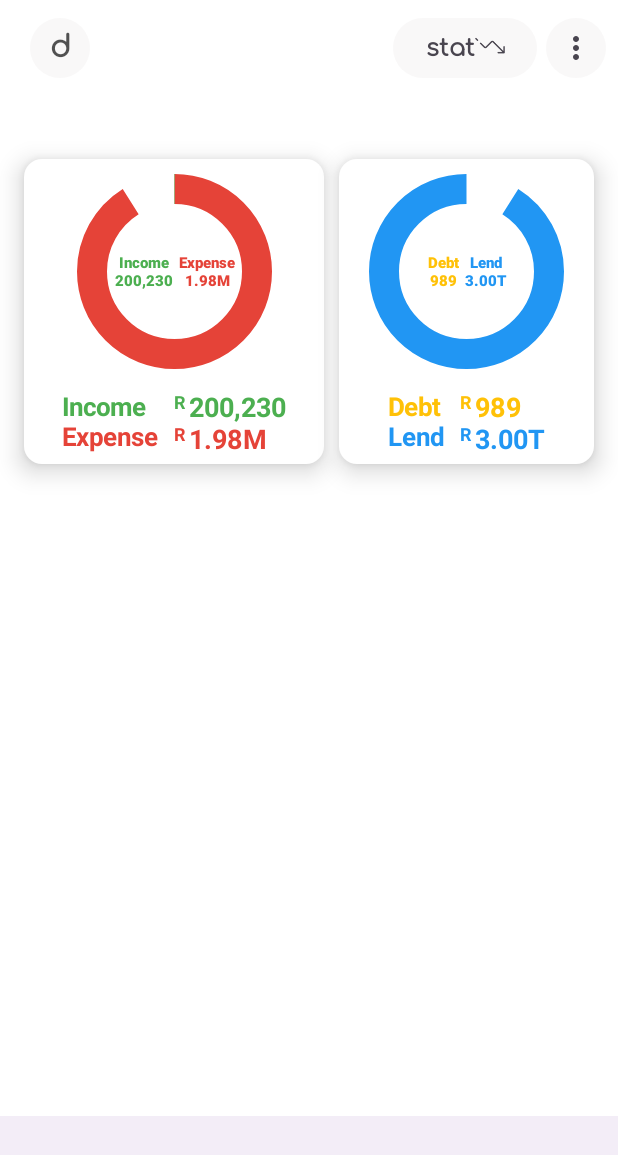
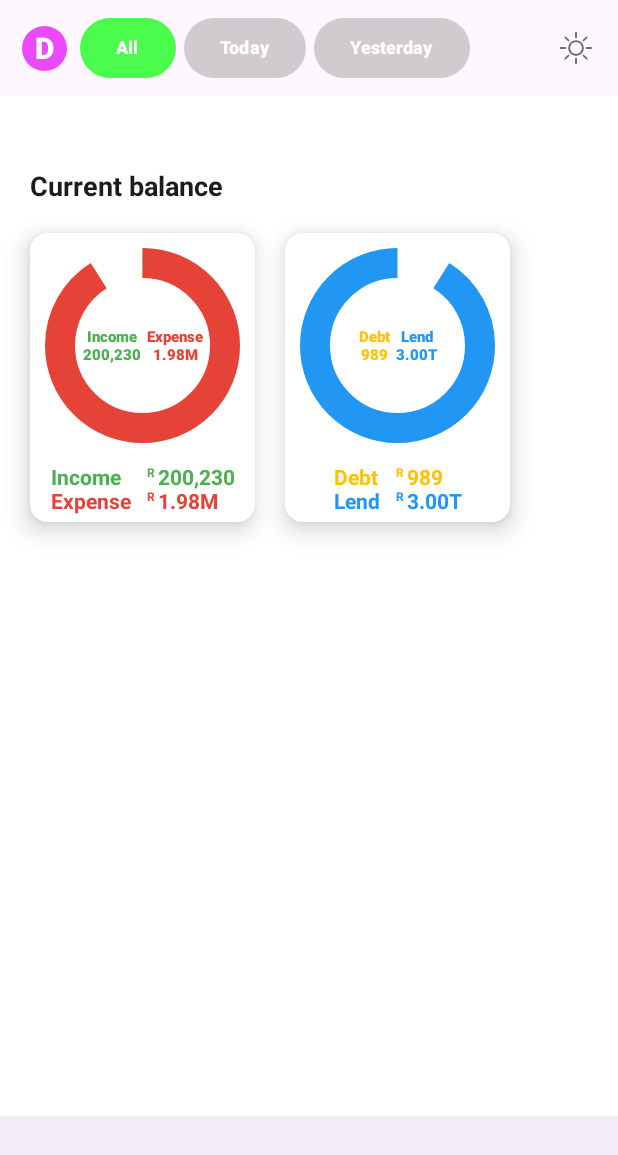
Before and after one commit to denis-spe/Money-Usage, an Android app built with Jetpack Compose: the @Preview function LandPagePreview, on a phone screen of 412 x 824 dp. Shown: the top 1155 px of the screen. Run offline under Robolectric (Android 15) with nearby library versions, the phone set to English and light mode, and no system bars.

Commit message:
Updated the topAppBar

```diff
--- /dev/null
+++ b/app/src/main/java/com/example/moneyusage/components/ColorScheme.kt
@@ -0,0 +1,24 @@
+package com.example.moneyusage.components
+
+import androidx.compose.runtime.Composable
+import androidx.compose.ui.graphics.Color
+
+@Composable
+fun ColorScheme(isDarkTheme: Boolean): List<Color> {
+    val lightColors = listOf(
+        Color(0xFF6200EE), // Primary
+        Color(0xFFFFFFFF), // Background
+        Color(0xFF000000)  // Text color
+        // ... other light colors
+    )
+
+    val darkColors = listOf(
+        Color(0xFFBB86FC), // Primary
+        Color(0xFF121212), // Background
+        Color(0xFFFFFFFF)  // Text color
+        // ... other dark colors
+    )
+
+    val colors = if (isDarkTheme) darkColors else lightColors
+    return colors
+}
--- a/app/src/main/java/com/example/moneyusage/components/CurrentBalanceCard.kt
+++ b/app/src/main/java/com/example/moneyusage/components/CurrentBalanceCard.kt
@@ -76,7 +76,7 @@ fun CurrentBalanceCard(
                                 text = it.label,
                                 fontWeight = FontWeight.Bold,
                                 color = it.color,
-                                fontSize = 17.sp
+                                fontSize = 14.sp
                             )
                         }
                     }
@@ -110,14 +110,14 @@ fun StyleMoneyFormat(currencySymbol: String, formattedMoney: String, color: Colo
             text = "$currencySymbol ",
             fontWeight = FontWeight.Bold,
             color = color,
-            fontSize = 12.sp
+            fontSize = 8.sp
         )
 
         Text(
             text = formattedMoney.limitMoneyDigits(limitMillonAndHundred = true),
             fontWeight = FontWeight.Bold,
             color = color,
-            fontSize = 18.sp
+            fontSize = 14.sp
         )
     }
 }
--- a/app/src/main/java/com/example/moneyusage/pages/landingPage/LandingPage.kt
+++ b/app/src/main/java/com/example/moneyusage/pages/landingPage/LandingPage.kt
@@ -4,35 +4,54 @@ import android.annotation.SuppressLint
 import android.os.Build
 import androidx.annotation.RequiresApi
 import androidx.compose.foundation.background
+import androidx.compose.foundation.isSystemInDarkTheme
 import androidx.compose.foundation.layout.Arrangement
+import androidx.compose.foundation.layout.Box
+import androidx.compose.foundation.layout.BoxWithConstraints
 import androidx.compose.foundation.layout.Column
+import androidx.compose.foundation.layout.IntrinsicSize
+import androidx.compose.foundation.layout.PaddingValues
 import androidx.compose.foundation.layout.Row
 import androidx.compose.foundation.layout.Spacer
 import androidx.compose.foundation.layout.fillMaxSize
+import androidx.compose.foundation.layout.fillMaxWidth
+import androidx.compose.foundation.layout.height
 import androidx.compose.foundation.layout.padding
 import androidx.compose.foundation.layout.size
 import androidx.compose.foundation.layout.width
 import androidx.compose.foundation.lazy.LazyColumn
+import androidx.compose.foundation.lazy.LazyRow
 import androidx.compose.foundation.shape.RoundedCornerShape
 import androidx.compose.material.icons.Icons
+import androidx.compose.material.icons.outlined.Menu
 import androidx.compose.material.icons.outlined.MoreVert
 import androidx.compose.material3.BottomAppBar
+import androidx.compose.material3.Button
+import androidx.compose.material3.ButtonDefaults
+import androidx.compose.material3.CenterAlignedTopAppBar
 import androidx.compose.material3.ExperimentalMaterial3Api
 import androidx.compose.material3.FabPosition
 import androidx.compose.material3.FilledIconButton
+import androidx.compose.material3.FilledTonalIconToggleButton
 import androidx.compose.material3.Icon
+import androidx.compose.material3.IconButton
 import androidx.compose.material3.IconButtonDefaults
+import androidx.compose.material3.LargeTopAppBar
 import androidx.compose.material3.MaterialTheme
+import androidx.compose.material3.MediumTopAppBar
 import androidx.compose.material3.Scaffold
+import androidx.compose.material3.SmallTopAppBar
 import androidx.compose.material3.Text
 import androidx.compose.material3.TopAppBar
 import androidx.compose.material3.TopAppBarDefaults
+import androidx.compose.material3.TopAppBarScrollBehavior
 import androidx.compose.material3.rememberTopAppBarState
 import androidx.compose.runtime.Composable
 import androidx.compose.ui.Alignment
 import androidx.compose.ui.Modifier
 import androidx.compose.ui.draw.clip
 import androidx.compose.ui.graphics.Color
+import androidx.compose.ui.graphics.ColorFilter
 import androidx.compose.ui.input.nestedscroll.nestedScroll
 import androidx.compose.ui.res.colorResource
 import androidx.compose.ui.res.painterResource
@@ -40,82 +59,118 @@ import androidx.compose.ui.text.font.Font
 import androidx.compose.ui.text.font.FontFamily
 import androidx.compose.ui.text.font.FontWeight
 import androidx.compose.ui.tooling.preview.Preview
+import androidx.compose.ui.unit.Dp
 import androidx.compose.ui.unit.dp
 import androidx.compose.ui.unit.sp
 import com.example.moneyusage.R
+import com.example.moneyusage.charts.AnimatedPieChart
 import com.example.moneyusage.components.CurrentBalanceCard
 import com.example.moneyusage.dataclasses.PieData
 
 class LandingPage {
-    @OptIn(ExperimentalMaterial3Api::class)
+
+    @RequiresApi(Build.VERSION_CODES.P)
     @Composable
-    fun TopBar() {
-        val iconColor = Color(
-            241,
-            237,
-            237,
-            105
+    fun TopAppBarTitle() {
+        val buttonBackgroundColor = Color.Gray.copy(alpha = 0.4f)
+        val clickedButtonColor = Color.Green.copy(alpha = 0.7f)
+
+        Row(
+            verticalAlignment = Alignment.CenterVertically,
+            horizontalArrangement = Arrangement.Start,
+        ) {
+            Spacer(modifier = Modifier.width(5.dp))
+
+            Button(
+                onClick = { /*TODO*/ },
+                colors = ButtonDefaults.buttonColors(
+                    containerColor = clickedButtonColor,
                 )
-
-        TopAppBar(
-            colors = TopAppBarDefaults.topAppBarColors(
-                containerColor = Color.White,
-                titleContentColor = MaterialTheme.colorScheme.primary,
-            ),
-
-            title = {
-                FilledIconButton(
-                    colors = IconButtonDefaults.filledIconButtonColors(containerColor = iconColor),
-                    onClick = { /*TODO*/ }
             ) {
-                    Text(
-                        text = "d",
-                        fontSize = 20.sp,
-                        fontWeight = FontWeight.ExtraBold,
-                        color = Color(9, 8, 8, 178),
-                        fontFamily = FontFamily(Font(resId = R.font.comfortaa))
+                Text("All",
+                    fontSize = 12.sp,
+                    fontWeight = FontWeight.ExtraBold
                 )
             }
-            },
 
-            navigationIcon = {
+            Spacer(modifier = Modifier.width(5.dp))
 
-            },
-            actions = {
-                FilledIconButton(
-                    colors = IconButtonDefaults.filledIconButtonColors(containerColor = iconColor),
+            Button(
                 onClick = { /*TODO*/ },
-                    modifier = Modifier
-                        .width(100.dp)
-                        .clip(RoundedCornerShape(10.dp))
-                        .padding(2.dp)
+                colors = ButtonDefaults.buttonColors(
+                    containerColor = buttonBackgroundColor,
+                )
             ) {
-                    Row(
-                        horizontalArrangement = Arrangement.Center,
-                        verticalAlignment = Alignment.CenterVertically
+                Text("Today",
+                    fontSize = 12.sp,
+                    fontWeight = FontWeight.ExtraBold
+                )
+            }
+
+            Spacer(modifier = Modifier.width(5.dp))
+
+            Button(
+                onClick = { /*TODO*/ },
+                colors = ButtonDefaults.buttonColors(
+                    containerColor = buttonBackgroundColor,
+                )
             ) {
-                        Text(
-                            text = "stat",
-                            fontWeight = FontWeight.Bold,
-                            fontSize = 16.sp,
-                            fontFamily = FontFamily(Font(resId = R.font.comfortaa))
-                        )
-                        Icon(
-                            painter = painterResource(id = R.drawable.line_chart),
-                            contentDescription = "line_chart",
-                            modifier = Modifier.size(20.dp)
+                Text("Yesterday",
+                    fontSize = 12.sp,
+                    fontWeight = FontWeight.ExtraBold
                 )
             }
         }
+    }
 
+    @RequiresApi(Build.VERSION_CODES.P)
+    @Composable
+    fun TopAppBarNavigationIcon(){
+        Column(
+            verticalArrangement = Arrangement.Center,
+            horizontalAlignment = Alignment.CenterHorizontally,
+            modifier = Modifier.padding(start = 10.dp)
+        ) {
             FilledIconButton(
-                    colors = IconButtonDefaults.filledIconButtonColors(containerColor = iconColor),
+                modifier = Modifier
+                    .size(30.dp),
+                colors = IconButtonDefaults.filledIconButtonColors(
+                    containerColor = Color.Magenta.copy(alpha = 0.7f, red = 0.9f)),
                 onClick = { /*TODO*/ }
             ) {
-                    Icon(imageVector = Icons.Outlined.MoreVert, contentDescription = "MoreVert")
+
+                Text(
+                    text = "D",
+                    fontSize = 20.sp,
+                    fontWeight = FontWeight.ExtraBold,
+                    color = Color.White,
+                )
+            }
         }
     }
 
+    @Composable
+    fun TopAppBarActions() {
+        IconButton(onClick = { /*TODO*/ }) {
+            Icon(
+                modifier = Modifier.size(25.dp),
+                painter = painterResource(id = if (isSystemInDarkTheme())
+                    R.drawable.moon else R.drawable.sun
+                ),
+                contentDescription = "light mode")
+        }
+    }
+
+    @RequiresApi(Build.VERSION_CODES.P)
+    @Composable
+    @OptIn(ExperimentalMaterial3Api::class)
+    fun TopBar() {
+
+        TopAppBar(
+            colors = TopAppBarDefaults.topAppBarColors(),
+            title = { TopAppBarTitle() },
+            navigationIcon = { TopAppBarNavigationIcon() },
+            actions = { TopAppBarActions() }
         )
     }
 
@@ -143,10 +198,36 @@ class LandingPage {
     fun ProfileDetailDrawer() {
     }
 
-    @OptIn(ExperimentalMaterial3Api::class)
     @RequiresApi(Build.VERSION_CODES.P)
     @Composable
-    fun Content() {
+    fun Content(
+        innerPadding: PaddingValues
+    ) {
+
+        val currentIncomeAndExp = listOf(
+            PieData(
+                "Income", 200230.990,
+                color = colorResource(id = R.color.income)
+            ),
+            PieData(
+                "Expense", 19800_0967.9887,
+                color = colorResource(id = R.color.expend)
+            ),
+        )
+
+        val debtAndLend = listOf(
+            PieData(
+                "Debt", 989.00,
+                color = colorResource(id = R.color.debt)
+            ),
+            PieData(
+                "Lend", 3.000000000000988E12,
+                color = colorResource(id = R.color.lend)
+            ),
+        )
+
+        // Current balance card size
+        val currentBalanceCardSize = 150.dp
 
         LazyColumn(
             horizontalAlignment = Alignment.CenterHorizontally,
@@ -154,45 +235,62 @@ class LandingPage {
             modifier = Modifier
                 .fillMaxSize()
                 .background(Color.White)
-                .padding(16.dp)
+                .padding(innerPadding)
         ) {
             item {
-                Spacer(modifier = Modifier.size(90.dp))
+                Spacer(modifier = Modifier.size(50.dp))
             }
 
             item {
-                val currentIncomeAndExp = listOf(
-                    PieData("Income", 200230.990,
-                        color = colorResource(id=R.color.income)),
-                    PieData("Expense", 19800_0967.9887,
-                        color = colorResource(id=R.color.expend)),
+
+                // Sub Title
+                Row(
+                    verticalAlignment = Alignment.CenterVertically,
+                    horizontalArrangement = Arrangement.Start,
+                    modifier = Modifier
+                        .fillMaxWidth()
+                        .padding(start = 20.dp)
+                ) {
+                    Text("Current balance",
+                        fontSize = 18.sp,
+                        fontWeight = FontWeight.Bold
                     )
+                }
 
-                val debtAndLend = listOf(
-                    PieData("Debt", 989.00,
-                        color = colorResource(id=R.color.debt)),
-                    PieData("Lend", 3.000000000000988E12,
-                        color = colorResource(id=R.color.lend)),
-                )
+                Spacer(modifier = Modifier.height(20.dp))
 
-                Row(
+                LazyRow (
                     modifier = Modifier.fillMaxSize(),
+                    verticalAlignment = Alignment.CenterVertically,
+                    horizontalArrangement = Arrangement.Start
                 ) {
-                    /**
-                     * Current Income and Expense Card
-                     */
-                    CurrentBalanceCard(data =currentIncomeAndExp) {
+                    item {
+                        Spacer(modifier = Modifier.width(20.dp))
+                    }
+
+                    item {
+                        CurrentBalanceCard(
+                            data = currentIncomeAndExp,
+                            size = currentBalanceCardSize
+                        ){
 
                         }
+                    }
 
-                    Spacer(modifier = Modifier.width(10.dp))
+                    item {
+                        Spacer(modifier = Modifier.width(20.dp))
+                    }
 
-                    /**
-                     * Current Debt and Loan Card
-                     */
-                    CurrentBalanceCard(data =debtAndLend, size = 210.dp) {
+                    item {
+                        CurrentBalanceCard(
+                            data = debtAndLend,
+                            size = currentBalanceCardSize
+                        ){
 
                         }
+                    }
+
+
                 }
             }
         }
@@ -201,25 +299,19 @@ class LandingPage {
 
     // --------- LandPage -----------
     @RequiresApi(Build.VERSION_CODES.P)
-    @OptIn(ExperimentalMaterial3Api::class)
     @SuppressLint("UnusedMaterial3ScaffoldPaddingParameter")
     @Composable
     fun LandPage() {
-        val scrollBehavior = TopAppBarDefaults.enterAlwaysScrollBehavior(rememberTopAppBarState())
-
         Scaffold(
             modifier = Modifier
-                .nestedScroll(scrollBehavior.nestedScrollConnection)
-                .fillMaxSize()
-                .nestedScroll(scrollBehavior.nestedScrollConnection),
+                .fillMaxSize(),
             topBar = { TopBar() },
             bottomBar = { BottomBar() },
             snackbarHost = { SnackBarHost() },
             floatingActionButton = { FloatingActionButton() },
             floatingActionButtonPosition = FabPosition.End,
-            containerColor = MaterialTheme.colorScheme.background,
-        ) {
-            Content()
+        ) { innerPadding ->
+            Content(innerPadding)
         }
     }
 }
```
Also changed, not shown: app/src/main/res/drawable/moon.png (added), app/src/main/res/drawable/sun.png (added). Lines whose indentation alone changed are shown as unchanged.
